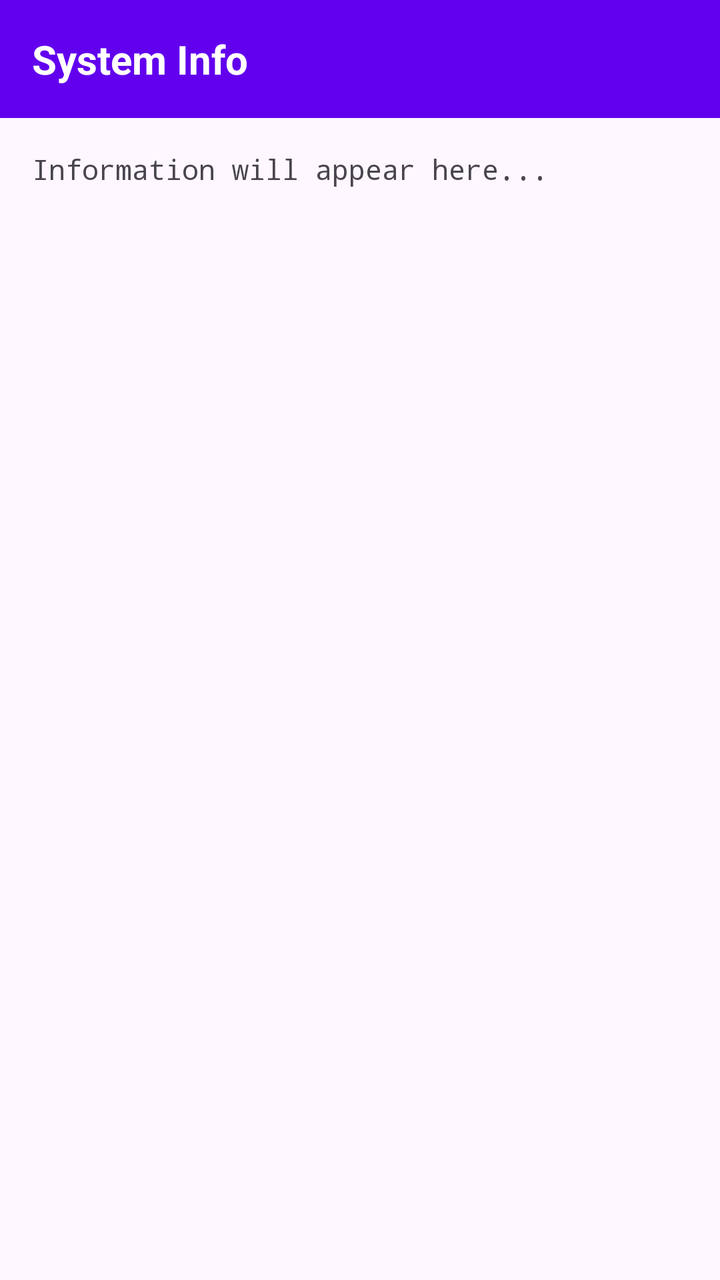
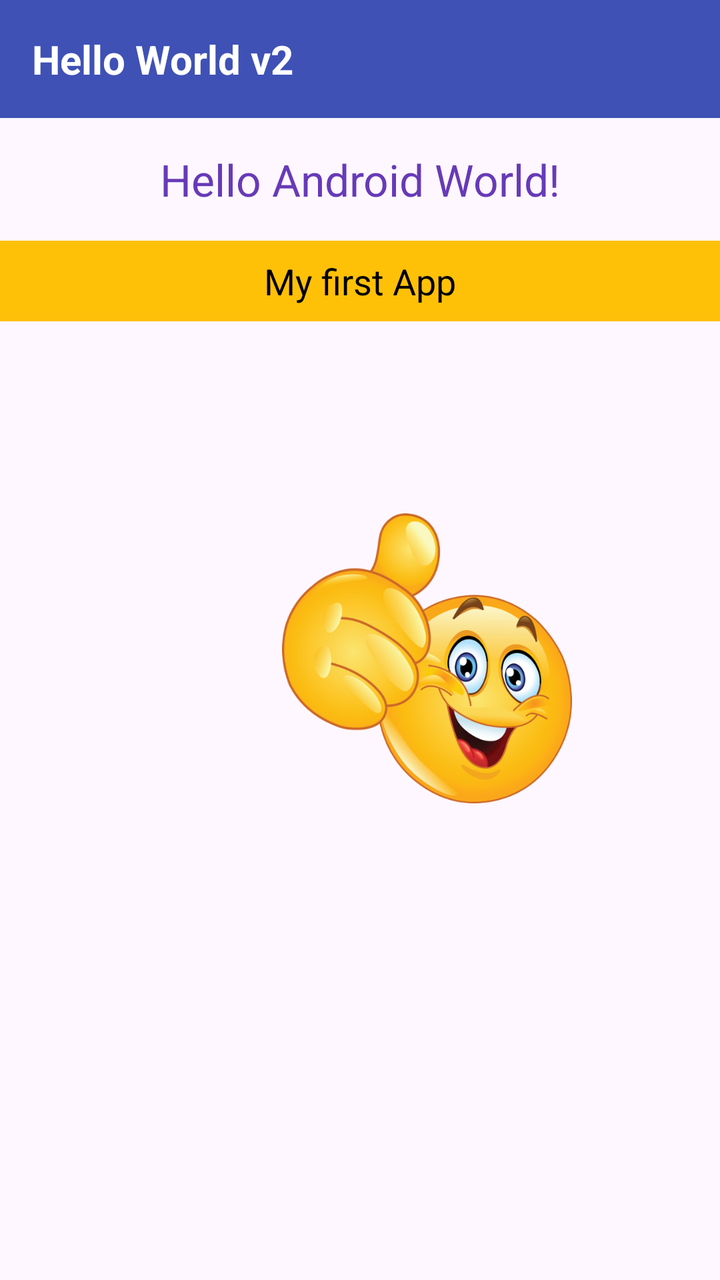

The first picture is an Android layout as it rendered before a commit; the second is the same layout after the commit. The layout source and the unified diff follow.
<!-- AndroidManifest.xml: application theme Theme.HelloWorld -->
<!-- res/layout/activity_main.xml -->
<?xml version="1.0" encoding="utf-8"?>
<androidx.constraintlayout.widget.ConstraintLayout xmlns:android="http://schemas.android.com/apk/res/android"
    xmlns:app="http://schemas.android.com/apk/res-auto"
    xmlns:tools="http://schemas.android.com/tools"
    android:id="@+id/main"
    android:layout_width="match_parent"
    android:layout_height="match_parent"
    tools:context=".MainActivity">

    <TextView
        android:id="@+id/headerTextView"
        android:layout_width="match_parent"
        android:layout_height="wrap_content"
        android:background="#6200EE"
        android:padding="16dp"
        android:text="@string/header_title"
        android:textColor="@color/white"
        android:textSize="20sp"
        android:textStyle="bold"
        app:layout_constraintTop_toTopOf="parent" />

    <ScrollView
        android:layout_width="0dp"
        android:layout_height="0dp"
        app:layout_constraintBottom_toBottomOf="parent"
        app:layout_constraintEnd_toEndOf="parent"
        app:layout_constraintStart_toStartOf="parent"
        app:layout_constraintTop_toBottomOf="@id/headerTextView">

        <TextView
            android:id="@+id/systemInfoTextView"
            android:layout_width="match_parent"
            android:layout_height="wrap_content"
            android:padding="16dp"
            android:text="Information will appear here..."
            android:textSize="14sp"
            android:typeface="monospace" />
    </ScrollView>

</androidx.constraintlayout.widget.ConstraintLayout>
<!-- resources referenced by this layout -->
<resources>
  <color name="white">#FFFFFFFF</color>
  <string name="header_title">System Info</string>
  <style name="Theme.HelloWorld" parent="Base.Theme.HelloWorld" />
  <style name="Base.Theme.HelloWorld" parent="Theme.Material3.DayNight.NoActionBar">
          
          
      </style>
</resources>

<!-- the commit's change to res/layout/activity_main.xml (unified diff, before → after) -->
@@ -9,32 +9,69 @@
 
     <TextView
         android:id="@+id/headerTextView"
-        android:layout_width="match_parent"
+        android:layout_width="0dp"
         android:layout_height="wrap_content"
-        android:background="#6200EE"
+        android:background="#3F51B5"
         android:padding="16dp"
-        android:text="@string/header_title"
+        android:text="@string/hello_string"
         android:textColor="@color/white"
         android:textSize="20sp"
         android:textStyle="bold"
+        app:layout_constraintEnd_toEndOf="parent"
+        app:layout_constraintStart_toStartOf="parent"
         app:layout_constraintTop_toTopOf="parent" />
 
-    <ScrollView
+    <TextView
+        android:id="@+id/secondTextView"
+        android:layout_width="wrap_content"
+        android:layout_height="wrap_content"
+        android:layout_marginTop="16dp"
+        android:text="Hello Android World!"
+        android:textColor="#673AB7"
+        android:textSize="22sp"
+        app:layout_constraintEnd_toEndOf="parent"
+        app:layout_constraintStart_toStartOf="parent"
+        app:layout_constraintTop_toBottomOf="@id/headerTextView" />
+
+    <TextView
+        android:id="@+id/thirdTextView"
         android:layout_width="0dp"
-        android:layout_height="0dp"
+        android:layout_height="wrap_content"
+        android:layout_marginTop="16dp"
+        android:background="#FFC107"
+        android:gravity="center"
+        android:padding="8dp"
+        android:text="My first App"
+        android:textColor="@color/black"
+        android:textSize="18sp"
+        app:layout_constraintEnd_toEndOf="parent"
+        app:layout_constraintStart_toStartOf="parent"
+        app:layout_constraintTop_toBottomOf="@id/secondTextView" />
+
+    <ImageView
+        android:id="@+id/imageView2"
+        android:layout_width="145dp"
+        android:layout_height="145dp"
+        android:layout_marginStart="141dp"
+        android:layout_marginTop="96dp"
+        android:layout_marginEnd="141dp"
+        app:layout_constraintEnd_toEndOf="parent"
+        app:layout_constraintHorizontal_bias="0.0"
+        app:layout_constraintStart_toStartOf="parent"
+        app:layout_constraintTop_toBottomOf="@+id/thirdTextView"
+        app:srcCompat="@drawable/a" />
+
+    <CalendarView
+        android:id="@+id/calendarView"
+        android:layout_width="wrap_content"
+        android:layout_height="wrap_content"
+        android:layout_marginStart="39dp"
+        android:layout_marginTop="120dp"
+        android:layout_marginEnd="40dp"
+        android:layout_marginBottom="146dp"
         app:layout_constraintBottom_toBottomOf="parent"
         app:layout_constraintEnd_toEndOf="parent"
         app:layout_constraintStart_toStartOf="parent"
-        app:layout_constraintTop_toBottomOf="@id/headerTextView">
-
-        <TextView
-            android:id="@+id/systemInfoTextView"
-            android:layout_width="match_parent"
-            android:layout_height="wrap_content"
-            android:padding="16dp"
-            android:text="Information will appear here..."
-            android:textSize="14sp"
-            android:typeface="monospace" />
-    </ScrollView>
+        app:layout_constraintTop_toBottomOf="@+id/imageView2" />
 
 </androidx.constraintlayout.widget.ConstraintLayout>
<!-- resource entries referenced after the edit -->
@@ -1,7 +1,9 @@
 <!-- resources referenced by this layout -->
 <resources>
+  <color name="black">#FF000000</color>
   <color name="white">#FFFFFFFF</color>
-  <string name="header_title">System Info</string>
+  <!-- drawable a: png bitmap (drawable, 184091 bytes) -->
+  <string name="hello_string">Hello World v2</string>
   <style name="Theme.HelloWorld" parent="Base.Theme.HelloWorld" />
   <style name="Base.Theme.HelloWorld" parent="Theme.Material3.DayNight.NoActionBar">
           
